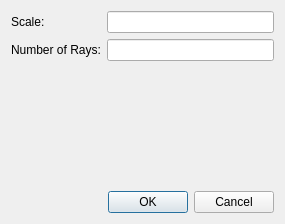
First picture: the form in geopter/gui/Analysis/transverse_ray_fan_dialog.ui, repository heterophyllus/Geopter, before the edit.
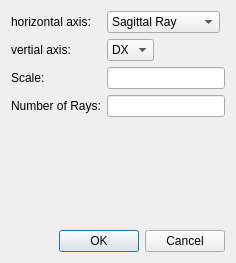
Second picture: the form after the edit.

Commit message: use PlotData for rayfans

```diff
--- a/geopter/gui/Analysis/transverse_ray_fan_dialog.ui
+++ b/geopter/gui/Analysis/transverse_ray_fan_dialog.ui
@@ -6,8 +6,8 @@
    <rect>
     <x>0</x>
     <y>0</y>
-    <width>285</width>
-    <height>224</height>
+    <width>236</width>
+    <height>263</height>
    </rect>
   </property>
   <property name="windowTitle">
@@ -15,36 +15,60 @@
   </property>
   <layout class="QFormLayout" name="formLayout">
    <item row="0" column="0">
-    <widget class="QLabel" name="label">
+    <widget class="QLabel" name="label_3">
      <property name="text">
-      <string>Scale:</string>
+      <string>horizontal axis:</string>
      </property>
     </widget>
    </item>
    <item row="0" column="1">
-    <widget class="QLineEdit" name="lineEdit_Scale"/>
+    <widget class="QComboBox" name="hAxisDataCombo">
+     <property name="sizePolicy">
+      <sizepolicy hsizetype="Fixed" vsizetype="Fixed">
+       <horstretch>0</horstretch>
+       <verstretch>0</verstretch>
+      </sizepolicy>
+     </property>
+     <item>
+      <property name="text">
+       <string>Sagittal Ray</string>
+      </property>
+     </item>
+     <item>
+      <property name="text">
+       <string>Tangential Ray</string>
+      </property>
+     </item>
+    </widget>
    </item>
    <item row="1" column="0">
+    <widget class="QLabel" name="label_4">
+     <property name="text">
+      <string>vertial axis: </string>
+     </property>
+    </widget>
+   </item>
+   <item row="2" column="0">
+    <widget class="QLabel" name="label">
+     <property name="text">
+      <string>Scale:</string>
+     </property>
+    </widget>
+   </item>
+   <item row="2" column="1">
+    <widget class="QLineEdit" name="scaleEdit"/>
+   </item>
+   <item row="3" column="0">
     <widget class="QLabel" name="label_2">
      <property name="text">
       <string>Number of Rays:</string>
      </property>
     </widget>
    </item>
-   <item row="1" column="1">
-    <widget class="QLineEdit" name="lineEdit_NRD"/>
+   <item row="3" column="1">
+    <widget class="QLineEdit" name="nrdEdit"/>
    </item>
-   <item row="3" column="0" colspan="2">
-    <widget class="QDialogButtonBox" name="buttonBox">
-     <property name="orientation">
-      <enum>Qt::Horizontal</enum>
-     </property>
-     <property name="standardButtons">
-      <set>QDialogButtonBox::Cancel|QDialogButtonBox::Ok</set>
-     </property>
-    </widget>
-   </item>
-   <item row="2" column="0">
+   <item row="4" column="0">
     <spacer name="verticalSpacer">
      <property name="orientation">
       <enum>Qt::Vertical</enum>
@@ -57,6 +81,36 @@
      </property>
     </spacer>
    </item>
+   <item row="5" column="0" colspan="2">
+    <widget class="QDialogButtonBox" name="buttonBox">
+     <property name="orientation">
+      <enum>Qt::Horizontal</enum>
+     </property>
+     <property name="standardButtons">
+      <set>QDialogButtonBox::Cancel|QDialogButtonBox::Ok</set>
+     </property>
+    </widget>
+   </item>
+   <item row="1" column="1">
+    <widget class="QComboBox" name="vAxisDataCombo">
+     <property name="sizePolicy">
+      <sizepolicy hsizetype="Maximum" vsizetype="Fixed">
+       <horstretch>0</horstretch>
+       <verstretch>0</verstretch>
+      </sizepolicy>
+     </property>
+     <item>
+      <property name="text">
+       <string>DX</string>
+      </property>
+     </item>
+     <item>
+      <property name="text">
+       <string>DY</string>
+      </property>
+     </item>
+    </widget>
+   </item>
   </layout>
  </widget>
  <resources/>
```
The commit also changes 27 other files.
